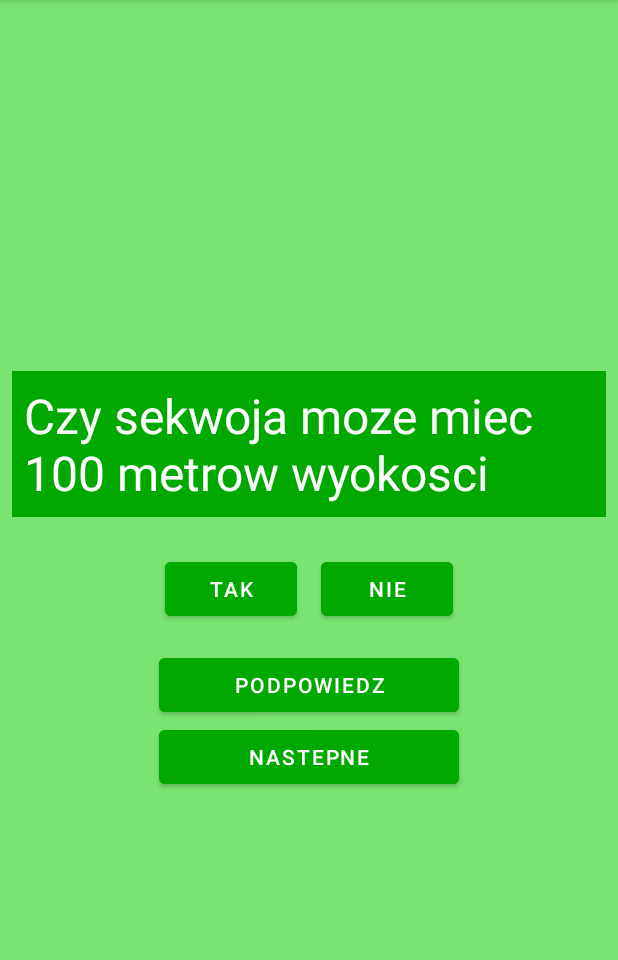
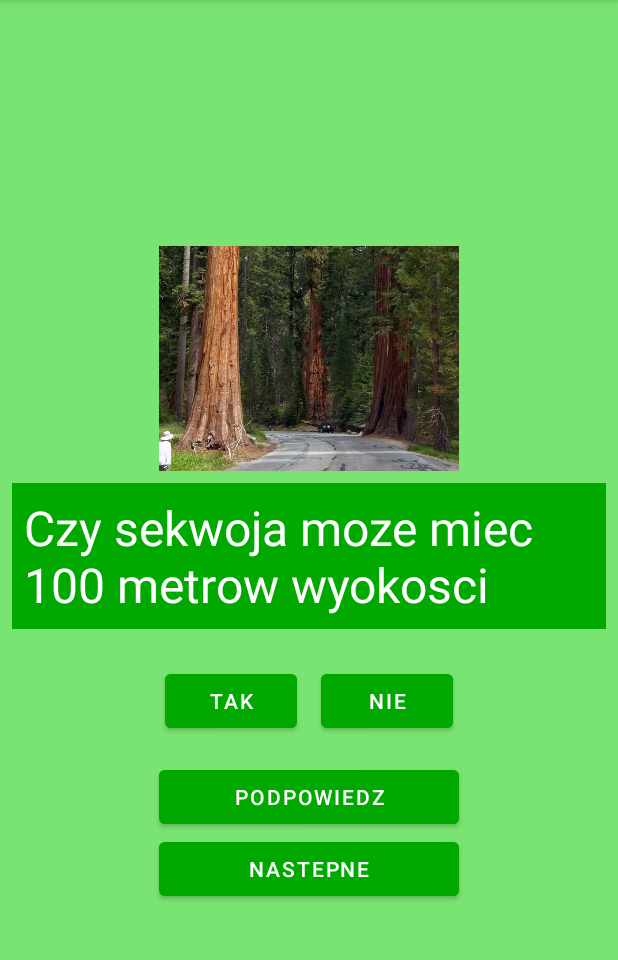
Before and after one commit to Bunny70pl/Android_quiz, an Android app: the screen it shows after launch (MainActivity), on a phone screen of 412 x 824 dp, the part 84-1044 px from its top. Run offline under Robolectric (Android 15) with nearby library versions, the phone set to English and light mode, and no system bars; 1 statement that could not run was skipped.

Commit message:
koniec1lekcjiztego

```diff
--- a/app/src/main/java/pl/zabrze/zs10/quiz/MainActivity.java
+++ b/app/src/main/java/pl/zabrze/zs10/quiz/MainActivity.java
@@ -5,6 +5,7 @@ import androidx.appcompat.app.AppCompatActivity;
 import android.os.Bundle;
 import android.view.View;
 import android.widget.Button;
+import android.widget.ImageView;
 import android.widget.TextView;
 import android.widget.Toast;
 
@@ -19,6 +20,7 @@ public class MainActivity extends AppCompatActivity {
     private Button nastepny;
     private Button tak;
     private Button nie;
+    private ImageView imageView;
     @Override
     protected void onCreate(Bundle savedInstanceState) {
         super.onCreate(savedInstanceState);
@@ -30,6 +32,7 @@ public class MainActivity extends AppCompatActivity {
         nastepny = findViewById(R.id.button4);
         tak = findViewById(R.id.button);
         nie = findViewById(R.id.button2);
+        imageView = findViewById(R.id.imageView);
         nastepny.setOnClickListener(
                 new View.OnClickListener() {
                     @Override
@@ -81,22 +84,26 @@ public class MainActivity extends AppCompatActivity {
     private void wstawPytanie(int i){
         Pytanie pytanie = listaPytan.get(i);
         textView.setText(pytanie.getTresc());
+        imageView.setImageResource(pytanie.getIdobrazka());
     }
     private void wypelnijPytania(){
         listaPytan.add(new Pytanie(
                 "Czy sekwoja moze miec 100 metrow wyokosci",
                 "Sejwoje sa bardzo wysokie",
-                true
+                true,
+                R.drawable.sekwoja
                 ));
         listaPytan.add(new Pytanie(
                 "Czy najgrubsze drzewo ma obwod 10m",
                 "obwod najgrubszego pnia na swiecei ma 44m",
-                false
+                false,
+                R.drawable.tlen
                 ));
         listaPytan.add(new Pytanie(
                 "Czy drzewa sa pochlaniaczem tlenu",
                 "Zastanow sie na czym polega fotostynteza",
-                false
+                false,
+                R.drawable.trawa
                 ));
     }
 }
--- a/app/src/main/java/pl/zabrze/zs10/quiz/Pytanie.java
+++ b/app/src/main/java/pl/zabrze/zs10/quiz/Pytanie.java
@@ -5,6 +5,7 @@ public class Pytanie {
     private String podpowiedz;
     private boolean poprawna;
     private boolean udzielnoPoprawnaOdpowiedz;
+    private int idobrazka;
 
     public Pytanie(String tresc, String podpowiedz, boolean poprawna) {
         this.tresc = tresc;
@@ -13,8 +14,20 @@ public class Pytanie {
         udzielnoPoprawnaOdpowiedz = false;
     }
 
+    public Pytanie(String tresc, String podpowiedz, boolean poprawna, int idobrazka) {
+        this.tresc = tresc;
+        this.podpowiedz = podpowiedz;
+        this.poprawna = poprawna;
+        udzielnoPoprawnaOdpowiedz = false;
+        this.idobrazka = idobrazka;
+    }
+
     public void setUdzielnoPoprawnaOdpowiedz(boolean udzielnoPoprawnaOdpowiedz) {
         this.udzielnoPoprawnaOdpowiedz = udzielnoPoprawnaOdpowiedz;
+    }
+
+    public int getIdobrazka() {
+        return idobrazka;
     }
 
     public String getTresc() {
--- a/app/src/main/res/layout/activity_main.xml
+++ b/app/src/main/res/layout/activity_main.xml
@@ -8,6 +8,13 @@
     android:gravity="center"
     android:background="#79E471"
     tools:context=".MainActivity">
+
+    <ImageView
+        android:id="@+id/imageView"
+        android:layout_width="match_parent"
+        android:layout_height="150dp"
+        android:adjustViewBounds="true"
+        app:srcCompat="@drawable/sekwoja" />
 
     <TextView
         android:layout_width="wrap_content"
```
Also changed, not shown: app/src/main/res/drawable/sekwoja.jpg (added), app/src/main/res/drawable/tlen.jpg (added), app/src/main/res/drawable/trawa.png (added).
